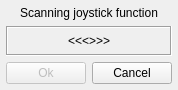
qmc2/qmc2-mame-fe, file joyfuncscan.ui: the form before one commit.
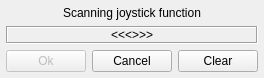
The form after the commit.

Commit message: wip: QMC2 Arcade: started adding support for digital joysticks (mapping their functions to key-sequences)

The edit to the form file:
```diff
--- a/joyfuncscan.ui
+++ b/joyfuncscan.ui
@@ -7,15 +7,31 @@
    <rect>
     <x>0</x>
     <y>0</y>
-    <width>178</width>
-    <height>90</height>
+    <width>169</width>
+    <height>68</height>
    </rect>
   </property>
   <property name="windowTitle">
    <string>Scanning joystick function</string>
   </property>
-  <layout class="QGridLayout">
-   <item row="1" column="0" colspan="2">
+  <layout class="QGridLayout" name="gridLayout">
+   <item row="0" column="0">
+    <widget class="QLabel" name="labelStatus">
+     <property name="sizePolicy">
+      <sizepolicy hsizetype="Preferred" vsizetype="Fixed">
+       <horstretch>0</horstretch>
+       <verstretch>0</verstretch>
+      </sizepolicy>
+     </property>
+     <property name="text">
+      <string>Scanning joystick function</string>
+     </property>
+     <property name="alignment">
+      <set>Qt::AlignCenter</set>
+     </property>
+    </widget>
+   </item>
+   <item row="1" column="0">
     <widget class="QLabel" name="labelJoystickFunction">
      <property name="frameShape">
       <enum>QFrame::Box</enum>
@@ -32,6 +48,8 @@
     </widget>
    </item>
    <item row="2" column="0">
+    <layout class="QHBoxLayout" name="horizontalLayout">
+     <item>
     <widget class="QPushButton" name="pushButtonOk">
      <property name="enabled">
       <bool>false</bool>
@@ -45,9 +63,12 @@
      <property name="text">
       <string>Ok</string>
      </property>
-    </widget>
-   </item>
-   <item row="2" column="1">
+       <property name="autoDefault">
+        <bool>false</bool>
+       </property>
+      </widget>
+     </item>
+     <item>
     <widget class="QPushButton" name="pushButtonCancel">
      <property name="focusPolicy">
       <enum>Qt::ClickFocus</enum>
@@ -58,23 +79,28 @@
      <property name="text">
       <string>Cancel</string>
      </property>
-    </widget>
-   </item>
-   <item row="0" column="0" colspan="2">
-    <widget class="QLabel" name="labelStatus">
-     <property name="sizePolicy">
-      <sizepolicy hsizetype="Preferred" vsizetype="Fixed">
-       <horstretch>0</horstretch>
-       <verstretch>0</verstretch>
-      </sizepolicy>
+       <property name="autoDefault">
+        <bool>false</bool>
+       </property>
+      </widget>
+     </item>
+     <item>
+      <widget class="QPushButton" name="pushButtonClear">
+       <property name="focusPolicy">
+        <enum>Qt::ClickFocus</enum>
+       </property>
+       <property name="toolTip">
+        <string>Clear custom key sequence</string>
      </property>
      <property name="text">
-      <string>Scanning joystick function</string>
-     </property>
-     <property name="alignment">
-      <set>Qt::AlignCenter</set>
-     </property>
-    </widget>
+        <string>Clear</string>
+       </property>
+       <property name="autoDefault">
+        <bool>false</bool>
+       </property>
+      </widget>
+     </item>
+    </layout>
    </item>
   </layout>
  </widget>
```
Lines whose indentation alone changed are shown as unchanged. The commit also changes 25 other files.
